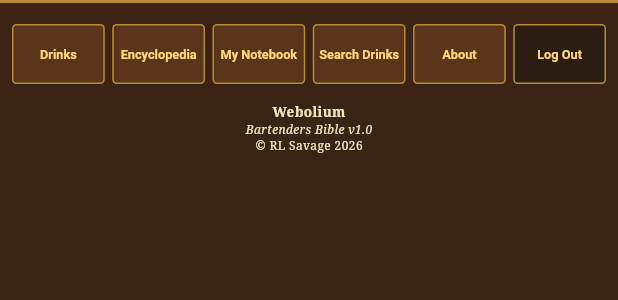
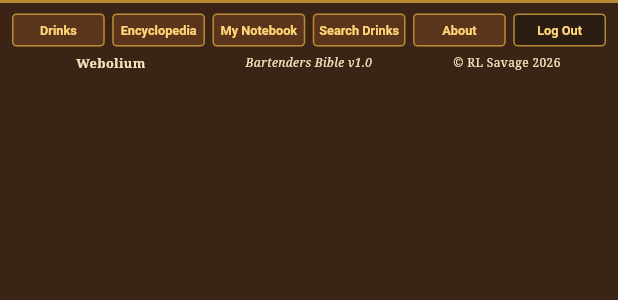
Before and after one commit to rleesavage/bartenders-bible-app, a Flutter app: the BbFooter widget shown alone on an empty page, opened directly with empty values, on a phone screen of 412 x 824 dp. Shown: the top 300 px of the screen. Run offline on Flutter 3.47's test engine with Material 3 defaults, Android fonts, the phone set to English and light mode, and no system bars; our stand-ins replace flutter_secure_storage, speech_to_text; accounts and stored records are empty.

Commit message:
Add files via upload
Compact app layout and improve search

```diff
--- a/mobile/lib/widgets.dart
+++ b/mobile/lib/widgets.dart
@@ -31,7 +31,7 @@ class BbHeader extends StatelessWidget {
           ),
           const SizedBox(height: 4),
           const Text(
-            'CLASSIC DRINKS · HISTORY · TECHNIQUE · STORIES · BAR NOTES',
+            'DRINKS · HISTORY · TECHNIQUE · STORIES · BAR NOTES',
             textAlign: TextAlign.center,
             style: TextStyle(
               color: BbColors.parchmentDeep,
@@ -74,7 +74,7 @@ class BbFooter extends StatelessWidget {
 
     return Container(
       width: double.infinity,
-      padding: const EdgeInsets.fromLTRB(8, 10, 8, 12),
+      padding: const EdgeInsets.fromLTRB(8, 7, 8, 7),
       decoration: const BoxDecoration(
         color: BbColors.brown,
         border: Border(top: BorderSide(color: BbColors.gold, width: 2)),
@@ -111,26 +111,45 @@ class BbFooter extends StatelessWidget {
               );
             },
           ),
-          const SizedBox(height: 9),
-          const Text(
+          const SizedBox(height: 5),
+          const Row(
+            children: <Widget>[
+              Expanded(
+                child: Text(
                   'Webolium',
+                  textAlign: TextAlign.center,
+                  maxLines: 1,
                   style: TextStyle(
                     color: BbColors.parchment,
                     fontWeight: FontWeight.bold,
-              fontSize: 9,
+                    fontSize: 8.5,
                   ),
                 ),
-          const Text(
+              ),
+              Expanded(
+                child: Text(
                   'Bartenders Bible v1.0',
+                  textAlign: TextAlign.center,
+                  maxLines: 1,
                   style: TextStyle(
                     color: BbColors.parchment,
                     fontStyle: FontStyle.italic,
                     fontSize: 8,
                   ),
                 ),
-          const Text(
+              ),
+              Expanded(
+                child: Text(
                   '© RL Savage 2026',
-            style: TextStyle(color: BbColors.parchment, fontSize: 8),
+                  textAlign: TextAlign.center,
+                  maxLines: 1,
+                  style: TextStyle(
+                    color: BbColors.parchment,
+                    fontSize: 8,
+                  ),
+                ),
+              ),
+            ],
           ),
         ],
       ),
@@ -154,7 +173,10 @@ class _FooterButton extends StatelessWidget {
     return TextButton(
       onPressed: onTap,
       style: TextButton.styleFrom(
-        padding: const EdgeInsets.symmetric(horizontal: 3, vertical: 8),
+        padding: const EdgeInsets.symmetric(horizontal: 3, vertical: 5),
+        minimumSize: const Size(0, 30),
+        tapTargetSize: MaterialTapTargetSize.shrinkWrap,
+        visualDensity: VisualDensity.compact,
         backgroundColor: dark ? const Color(0xff2c1d12) : BbColors.brown2,
         foregroundColor: BbColors.goldLight,
         side: const BorderSide(color: BbColors.gold),
```
Also changed, not shown: mobile/lib/auth_screens.dart (+22 -7 lines), mobile/lib/screens.dart (+18 -3 lines). Lines whose indentation alone changed are shown as unchanged.
